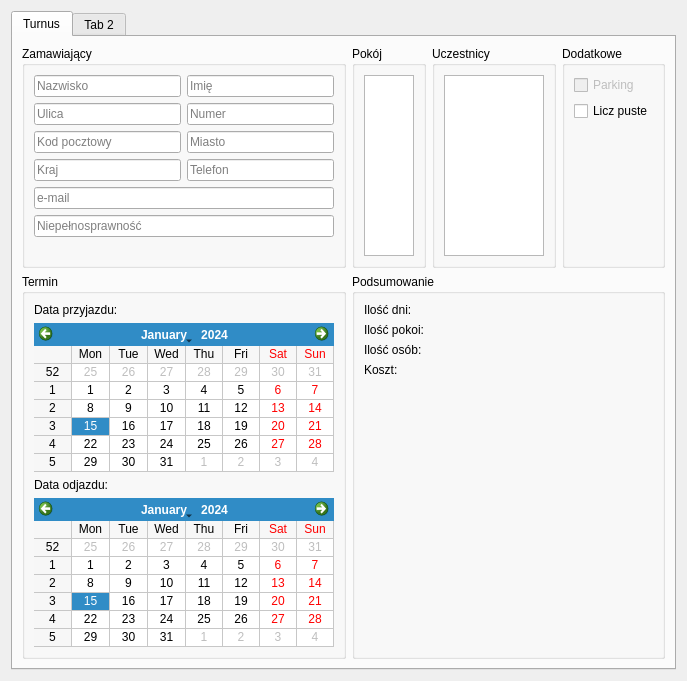
Skwara/HoteleADC, file src/ui/NewReservation/NewReservationDialog.ui: the form before one commit.
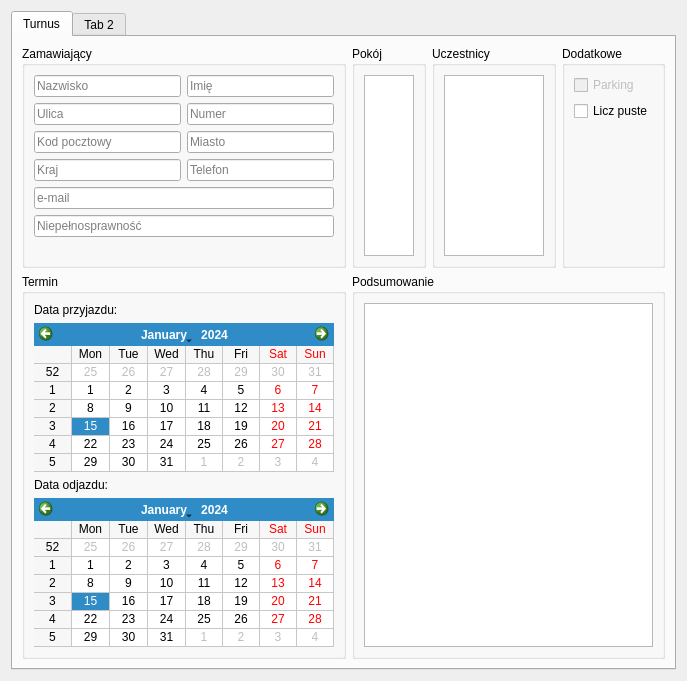
The form after the commit.

Commit message: Represent summary as TableView

Patch:
```diff
--- a/src/ui/NewReservation/NewReservationDialog.ui
+++ b/src/ui/NewReservation/NewReservationDialog.ui
@@ -6,7 +6,7 @@
    <rect>
     <x>0</x>
     <y>0</y>
-    <width>666</width>
+    <width>678</width>
     <height>681</height>
    </rect>
   </property>
@@ -416,183 +416,8 @@
             <string>Podsumowanie</string>
            </property>
            <layout class="QGridLayout" name="gridLayout_2">
-            <item row="0" column="0">
-             <widget class="QLabel" name="daysLabel">
-              <property name="sizePolicy">
-               <sizepolicy hsizetype="Preferred" vsizetype="Preferred">
-                <horstretch>0</horstretch>
-                <verstretch>0</verstretch>
-               </sizepolicy>
-              </property>
-              <property name="minimumSize">
-               <size>
-                <width>60</width>
-                <height>0</height>
-               </size>
-              </property>
-              <property name="text">
-               <string>Ilość dni:</string>
-              </property>
-             </widget>
-            </item>
-            <item row="0" column="1">
-             <widget class="QLabel" name="daysValueLabel">
-              <property name="sizePolicy">
-               <sizepolicy hsizetype="Minimum" vsizetype="Preferred">
-                <horstretch>0</horstretch>
-                <verstretch>0</verstretch>
-               </sizepolicy>
-              </property>
-              <property name="minimumSize">
-               <size>
-                <width>50</width>
-                <height>0</height>
-               </size>
-              </property>
-              <property name="text">
-               <string/>
-              </property>
-             </widget>
-            </item>
-            <item row="1" column="0">
-             <widget class="QLabel" name="roomsLabel">
-              <property name="sizePolicy">
-               <sizepolicy hsizetype="Preferred" vsizetype="Preferred">
-                <horstretch>0</horstretch>
-                <verstretch>0</verstretch>
-               </sizepolicy>
-              </property>
-              <property name="minimumSize">
-               <size>
-                <width>60</width>
-                <height>0</height>
-               </size>
-              </property>
-              <property name="text">
-               <string>Ilość pokoi:</string>
-              </property>
-             </widget>
-            </item>
-            <item row="1" column="1">
-             <widget class="QLabel" name="roomsValueLabel">
-              <property name="sizePolicy">
-               <sizepolicy hsizetype="Minimum" vsizetype="Preferred">
-                <horstretch>0</horstretch>
-                <verstretch>0</verstretch>
-               </sizepolicy>
-              </property>
-              <property name="minimumSize">
-               <size>
-                <width>50</width>
-                <height>0</height>
-               </size>
-              </property>
-              <property name="text">
-               <string/>
-              </property>
-             </widget>
-            </item>
-            <item row="2" column="0">
-             <widget class="QLabel" name="participantsLabel">
-              <property name="sizePolicy">
-               <sizepolicy hsizetype="Preferred" vsizetype="Preferred">
-                <horstretch>0</horstretch>
-                <verstretch>0</verstretch>
-               </sizepolicy>
-              </property>
-              <property name="minimumSize">
-               <size>
-                <width>60</width>
-                <height>0</height>
-               </size>
-              </property>
-              <property name="text">
-               <string>Ilość osób:</string>
-              </property>
-             </widget>
-            </item>
-            <item row="2" column="1">
-             <widget class="QLabel" name="participantsValueLabel">
-              <property name="sizePolicy">
-               <sizepolicy hsizetype="Minimum" vsizetype="Preferred">
-                <horstretch>0</horstretch>
-                <verstretch>0</verstretch>
-               </sizepolicy>
-              </property>
-              <property name="minimumSize">
-               <size>
-                <width>50</width>
-                <height>0</height>
-               </size>
-              </property>
-              <property name="text">
-               <string/>
-              </property>
-             </widget>
-            </item>
-            <item row="3" column="0">
-             <widget class="QLabel" name="priceLabel">
-              <property name="sizePolicy">
-               <sizepolicy hsizetype="Preferred" vsizetype="Preferred">
-                <horstretch>0</horstretch>
-                <verstretch>0</verstretch>
-               </sizepolicy>
-              </property>
-              <property name="minimumSize">
-               <size>
-                <width>60</width>
-                <height>0</height>
-               </size>
-              </property>
-              <property name="text">
-               <string>Koszt:</string>
-              </property>
-             </widget>
-            </item>
-            <item row="3" column="1">
-             <widget class="QLabel" name="priceValueLabel">
-              <property name="sizePolicy">
-               <sizepolicy hsizetype="Minimum" vsizetype="Preferred">
-                <horstretch>0</horstretch>
-                <verstretch>0</verstretch>
-               </sizepolicy>
-              </property>
-              <property name="minimumSize">
-               <size>
-                <width>50</width>
-                <height>0</height>
-               </size>
-              </property>
-              <property name="text">
-               <string/>
-              </property>
-             </widget>
-            </item>
-            <item row="4" column="0" colspan="3">
-             <spacer name="verticalSpacer_4">
-              <property name="orientation">
-               <enum>Qt::Vertical</enum>
-              </property>
-              <property name="sizeHint" stdset="0">
-               <size>
-                <width>20</width>
-                <height>40</height>
-               </size>
-              </property>
-             </spacer>
-            </item>
-            <item row="0" column="2" rowspan="4">
-             <spacer name="horizontalSpacer">
-              <property name="orientation">
-               <enum>Qt::Horizontal</enum>
-              </property>
-              <property name="sizeHint" stdset="0">
-               <size>
-                <width>40</width>
-                <height>20</height>
-               </size>
-              </property>
-             </spacer>
+            <item row="0" column="0" colspan="2">
+             <widget class="QTableView" name="summaryTableView"/>
             </item>
            </layout>
           </widget>
```
The commit also changes 11 other files.
